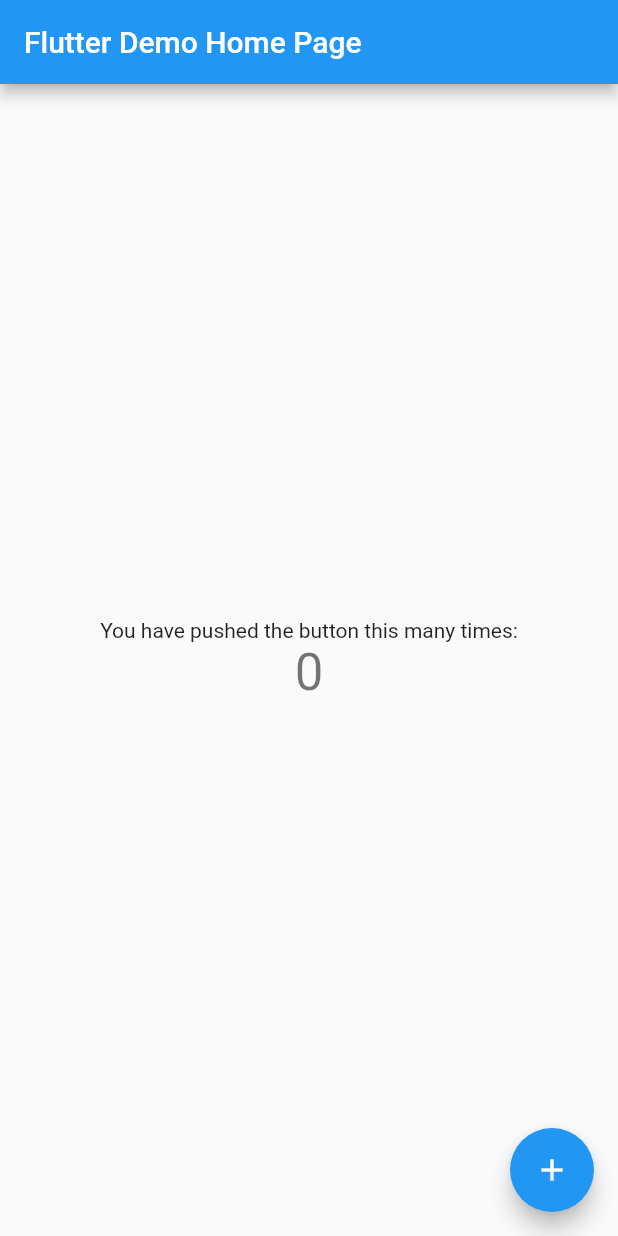
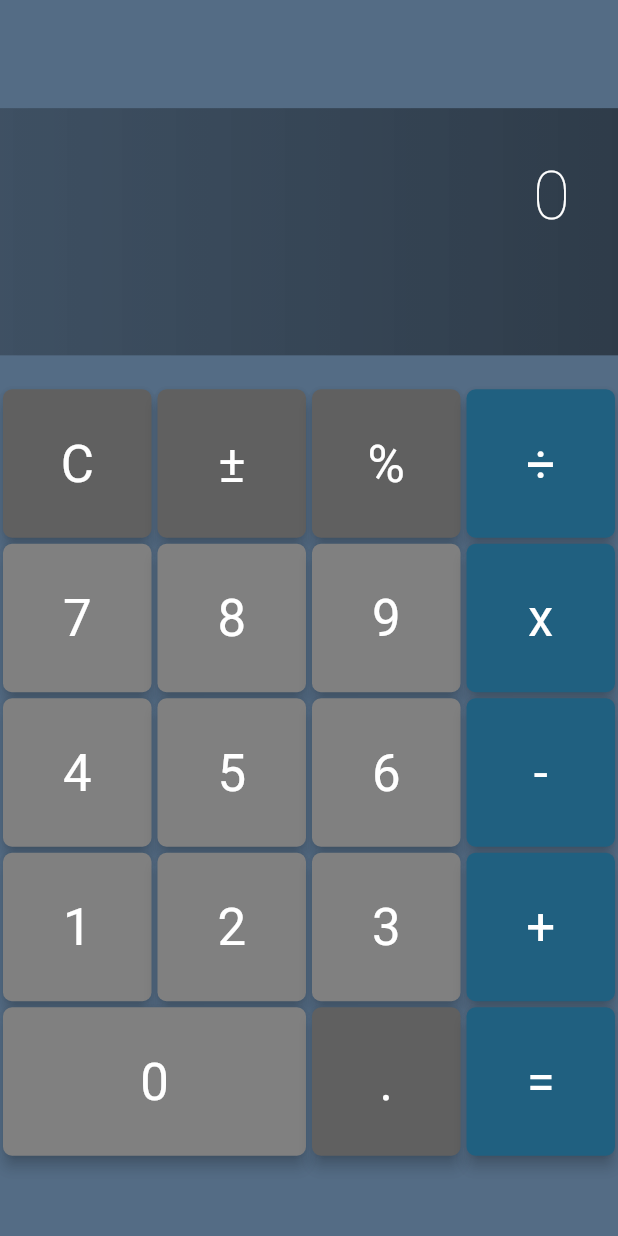
Before and after one commit to reesecake/flutter_rpn_calculator, a Flutter app: the screen it shows after launch, on a phone screen of 412 x 824 dp. Run offline on Flutter 3.47's test engine with Material 2 defaults, Android fonts, the phone set to English and light mode, and no system bars.

```diff
--- /dev/null
+++ b/lib/calculator-key.dart
@@ -0,0 +1,68 @@
+import 'package:flutter/material.dart';
+import 'package:flutter_rpn_calculator/key-controller.dart';
+import 'package:flutter_rpn_calculator/key-symbol.dart';
+
+abstract class Keys {
+
+  static KeySymbol clear = const KeySymbol('C');
+  static KeySymbol sign = const KeySymbol('±');
+  static KeySymbol percent = const KeySymbol('%');
+  static KeySymbol divide = const KeySymbol('÷');
+  static KeySymbol multiply = const KeySymbol('x');
+  static KeySymbol subtract = const KeySymbol('-');
+  static KeySymbol add = const KeySymbol('+');
+  static KeySymbol equals = const KeySymbol('=');
+  static KeySymbol decimal = const KeySymbol('.');
+
+  static KeySymbol zero = const KeySymbol('0');
+  static KeySymbol one = const KeySymbol('1');
+  static KeySymbol two = const KeySymbol('2');
+  static KeySymbol three = const KeySymbol('3');
+  static KeySymbol four = const KeySymbol('4');
+  static KeySymbol five = const KeySymbol('5');
+  static KeySymbol six = const KeySymbol('6');
+  static KeySymbol seven = const KeySymbol('7');
+  static KeySymbol eight = const KeySymbol('8');
+  static KeySymbol nine = const KeySymbol('9');
+}
+
+class CalculatorKey extends StatelessWidget {
+  CalculatorKey({ this.symbol });
+
+  final KeySymbol symbol;
+
+  Color get color {
+    switch (symbol.type) {
+      case KeyType.FUNCTION:
+        return Color.fromARGB(255, 96, 96, 96);
+
+      case KeyType.OPERATOR:
+        return Color.fromARGB(255, 32, 96, 128);
+
+      case KeyType.INTEGER:
+      default:
+        return Color.fromARGB(255, 128, 128, 128);
+    }
+  }
+
+  static dynamic _fire(CalculatorKey key) => KeyController.fire(KeyEvent(key));
+
+  @override
+  Widget build(BuildContext context) {
+    double size = MediaQuery.of(context).size.width / 4;
+    TextStyle style = Theme.of(context).textTheme.headline4.copyWith(color: Colors.white);
+
+    return Container(
+      width: (symbol == Keys.zero) ? (size * 2) : size,
+      padding: EdgeInsets.all(2),
+      height: size,
+      child: RaisedButton(
+        shape: RoundedRectangleBorder(borderRadius: BorderRadius.circular(6)),
+        color: color,
+        elevation: 4,
+        child: Text(symbol.value, style: style),
+        onPressed: () => _fire(this),
+      ),
+    );
+  }
+}
--- /dev/null
+++ b/lib/calculator.dart
@@ -0,0 +1,56 @@
+import 'package:flutter/material.dart';
+import 'package:flutter_rpn_calculator/display.dart';
+import 'package:flutter_rpn_calculator/key-controller.dart';
+import 'package:flutter_rpn_calculator/key-pad.dart';
+import 'package:flutter_rpn_calculator/processor.dart';
+
+class Calculator extends StatefulWidget {
+
+  Calculator({ Key key }) : super(key: key);
+
+  @override
+  _CalculatorState createState() => _CalculatorState();
+}
+
+class _CalculatorState extends State<Calculator> {
+
+  String _output;
+
+  @override
+  void initState() {
+    KeyController.listen((event) => Processor.process(event));
+    Processor.listen((data) => setState(() { _output = data; }));
+    Processor.refresh();
+    super.initState();
+  }
+
+  @override
+  void dispose() {
+
+    KeyController.dispose();
+    Processor.dispose();
+    super.dispose();
+  }
+
+  @override
+  Widget build(BuildContext context) {
+
+    Size screen = MediaQuery.of(context).size;
+
+    double buttonSize = screen.width / 4;
+    double displayHeight = screen.height - (buttonSize * 5) - buttonSize;
+
+    return Scaffold(
+      backgroundColor: Color.fromARGB(196, 32, 64, 96),
+      body: Column(
+
+        mainAxisAlignment: MainAxisAlignment.center,
+        children: <Widget>[
+
+          Display(value: _output, height: displayHeight),
+          KeyPad(),
+        ],
+      ),
+    );
+  }
+}
--- /dev/null
+++ b/lib/display.dart
@@ -0,0 +1,33 @@
+import 'package:flutter/material.dart';
+
+class Display extends StatelessWidget {
+
+  Display({ Key key, this.value, this.height }) : super(key: key);
+
+  final String value;
+  final double height;
+
+  String get _output => value.toString();
+  double get _margin => (height / 10);
+
+  // background of the display
+  final LinearGradient _gradient = const LinearGradient(colors: [ Colors.black26, Colors.black45 ]);
+
+  @override
+  Widget build(BuildContext context) {
+
+    TextStyle style = Theme.of(context).textTheme.headline3
+        .copyWith(color: Colors.white, fontWeight: FontWeight.w200);
+
+    return Container(
+      padding: EdgeInsets.only(top: _margin, bottom: _margin),
+      constraints: BoxConstraints.expand(height: height),
+      child: Container(
+        padding: EdgeInsets.fromLTRB(32, 32, 32, 32),
+        constraints: BoxConstraints.expand(height: height - (_margin)),
+        decoration: BoxDecoration(gradient: _gradient),
+        child: Text(_output, style: style, textAlign: TextAlign.right, ),
+      ),
+    );
+  }
+}
--- /dev/null
+++ b/lib/key-controller.dart
@@ -0,0 +1,18 @@
+import 'dart:async';
+import 'package:flutter_rpn_calculator/calculator-key.dart';
+
+class KeyEvent {
+  KeyEvent(this.key);
+  final CalculatorKey key;
+}
+
+abstract class KeyController {
+
+  static StreamController _controller = StreamController();
+  static Stream get _stream => _controller.stream;
+
+  static StreamSubscription listen(Function handler) => _stream.listen(handler as dynamic);
+  static void fire(KeyEvent event) => _controller.add(event);
+
+  static dispose() => _controller.close();
+}
--- /dev/null
+++ b/lib/key-pad.dart
@@ -0,0 +1,53 @@
+import 'package:flutter/widgets.dart';
+import 'package:flutter_rpn_calculator/calculator-key.dart';
+
+class KeyPad extends StatelessWidget {
+
+  @override
+  Widget build(BuildContext context) {
+
+    return Column(
+      children: [
+        Row(
+          children: <Widget>[
+            CalculatorKey(symbol: Keys.clear),
+            CalculatorKey(symbol: Keys.sign),
+            CalculatorKey(symbol: Keys.percent),
+            CalculatorKey(symbol: Keys.divide)
+          ],
+        ),
+        Row(
+          children: <Widget>[
+            CalculatorKey(symbol: Keys.seven),
+            CalculatorKey(symbol: Keys.eight),
+            CalculatorKey(symbol: Keys.nine),
+            CalculatorKey(symbol: Keys.multiply)
+          ],
+        ),
+        Row(
+          children: <Widget>[
+            CalculatorKey(symbol: Keys.four),
+            CalculatorKey(symbol: Keys.five),
+            CalculatorKey(symbol: Keys.six),
+            CalculatorKey(symbol: Keys.subtract)
+          ],
+        ),
+        Row(
+          children: <Widget>[
+            CalculatorKey(symbol: Keys.one),
+            CalculatorKey(symbol: Keys.two),
+            CalculatorKey(symbol: Keys.three),
+            CalculatorKey(symbol: Keys.add)
+          ],
+        ),
+        Row(
+          children: <Widget>[
+            CalculatorKey(symbol: Keys.zero),
+            CalculatorKey(symbol: Keys.decimal),
+            CalculatorKey(symbol: Keys.equals)
+          ],
+        )
+      ],
+    );
+  }
+}
--- /dev/null
+++ b/lib/key-symbol.dart
@@ -0,0 +1,24 @@
+import 'package:flutter_rpn_calculator/calculator-key.dart';
+
+enum KeyType { FUNCTION, OPERATOR, INTEGER }
+
+class KeySymbol {
+
+  const KeySymbol(this.value);
+  final String value;
+
+  static List<KeySymbol> _functions = [ Keys.clear, Keys.sign, Keys.percent, Keys.decimal ];
+  static List<KeySymbol> _operators = [ Keys.divide, Keys.multiply, Keys.subtract, Keys.add, Keys.equals ];
+
+  @override
+  String toString() => value;
+
+  bool get isOperator => _operators.contains(this);
+  bool get isFunction => _functions.contains(this);
+  bool get isInteger => !isOperator && !isFunction;
+
+  // return key's type if found in _functions or _operators or neither list
+  KeyType get type => isFunction
+      ? KeyType.FUNCTION
+      : (isOperator ? KeyType.OPERATOR : KeyType.INTEGER);
+}
--- a/lib/main.dart
+++ b/lib/main.dart
@@ -1,117 +1,22 @@
 import 'package:flutter/material.dart';
+import 'package:flutter/services.dart';
+import 'package:flutter_rpn_calculator/calculator.dart';
 
-void main() {
-  runApp(MyApp());
+void main() async {
+  WidgetsFlutterBinding.ensureInitialized();
+  await SystemChrome.setPreferredOrientations([DeviceOrientation.portraitUp]);
+  runApp(CalculatorApp());
 }
 
-class MyApp extends StatelessWidget {
-  // This widget is the root of your application.
-  @override
-  Widget build(BuildContext context) {
-    return MaterialApp(
-      title: 'Flutter Demo',
-      theme: ThemeData(
-        // This is the theme of your application.
-        //
-        // Try running your application with "flutter run". You'll see the
-        // application has a blue toolbar. Then, without quitting the app, try
-        // changing the primarySwatch below to Colors.green and then invoke
-        // "hot reload" (press "r" in the console where you ran "flutter run",
-        // or simply save your changes to "hot reload" in a Flutter IDE).
-        // Notice that the counter didn't reset back to zero; the application
-        // is not restarted.
-        primarySwatch: Colors.blue,
-        // This makes the visual density adapt to the platform that you run
-        // the app on. For desktop platforms, the controls will be smaller and
-        // closer together (more dense) than on mobile platforms.
-        visualDensity: VisualDensity.adaptivePlatformDensity,
-      ),
-      home: MyHomePage(title: 'Flutter Demo Home Page'),
-    );
-  }
-}
-
-class MyHomePage extends StatefulWidget {
-  MyHomePage({Key key, this.title}) : super(key: key);
-
-  // This widget is the home page of your application. It is stateful, meaning
-  // that it has a State object (defined below) that contains fields that affect
-  // how it looks.
-
-  // This class is the configuration for the state. It holds the values (in this
-  // case the title) provided by the parent (in this case the App widget) and
-  // used by the build method of the State. Fields in a Widget subclass are
-  // always marked "final".
-
-  final String title;
-
-  @override
-  _MyHomePageState createState() => _MyHomePageState();
-}
-
-class _MyHomePageState extends State<MyHomePage> {
-  int _counter = 0;
-
-  void _incrementCounter() {
-    setState(() {
-      // This call to setState tells the Flutter framework that something has
-      // changed in this State, which causes it to rerun the build method below
-      // so that the display can reflect the updated values. If we changed
-      // _counter without calling setState(), then the build method would not be
-      // called again, and so nothing would appear to happen.
-      _counter++;
-    });
-  }
+class CalculatorApp extends StatelessWidget {
 
   @override
   Widget build(BuildContext context) {
-    // This method is rerun every time setState is called, for instance as done
-    // by the _incrementCounter method above.
-    //
-    // The Flutter framework has been optimized to make rerunning build methods
-    // fast, so that you can just rebuild anything that needs updating rather
-    // than having to individually change instances of widgets.
-    return Scaffold(
-      appBar: AppBar(
-        // Here we take the value from the MyHomePage object that was created by
-        // the App.build method, and use it to set our appbar title.
-        title: Text(widget.title),
-      ),
-      body: Center(
-        // Center is a layout widget. It takes a single child and positions it
-        // in the middle of the parent.
-        child: Column(
-          // Column is also a layout widget. It takes a list of children and
-          // arranges them vertically. By default, it sizes itself to fit its
-          // children horizontally, and tries to be as tall as its parent.
-          //
-          // Invoke "debug painting" (press "p" in the console, choose the
-          // "Toggle Debug Paint" action from the Flutter Inspector in Android
-          // Studio, or the "Toggle Debug Paint" command in Visual Studio Code)
-          // to see the wireframe for each widget.
-          //
-          // Column has various properties to control how it sizes itself and
-          // how it positions its children. Here we use mainAxisAlignment to
-          // center the children vertically; the main axis here is the vertical
-          // axis because Columns are vertical (the cross axis would be
-          // horizontal).
-          mainAxisAlignment: MainAxisAlignment.center,
-          children: <Widget>[
-            Text(
-              'You have pushed the button this many times:',
-            ),
-            Text(
-              '$_counter',
-              style: Theme.of(context).textTheme.headline4,
-            ),
-          ],
-        ),
-      ),
-      floatingActionButton: FloatingActionButton(
-        onPressed: _incrementCounter,
-        tooltip: 'Increment',
-        child: Icon(Icons.add),
-      ), // This trailing comma makes auto-formatting nicer for build methods.
+
+    return MaterialApp(
+      theme: ThemeData(primarySwatch: Colors.teal),
+      home: Calculator(),
     );
   }
+
 }
```
Also changed, not shown: lib/processor.dart (added, +128 -0 lines), 2 other files.
